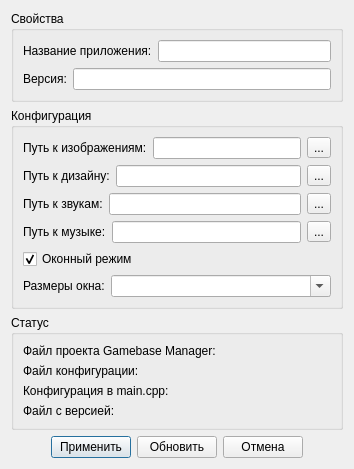
Above: manager/appconfigurationdialog.ui from TheMrButcher/gamebase_manager before the change. Below: the same form after it.
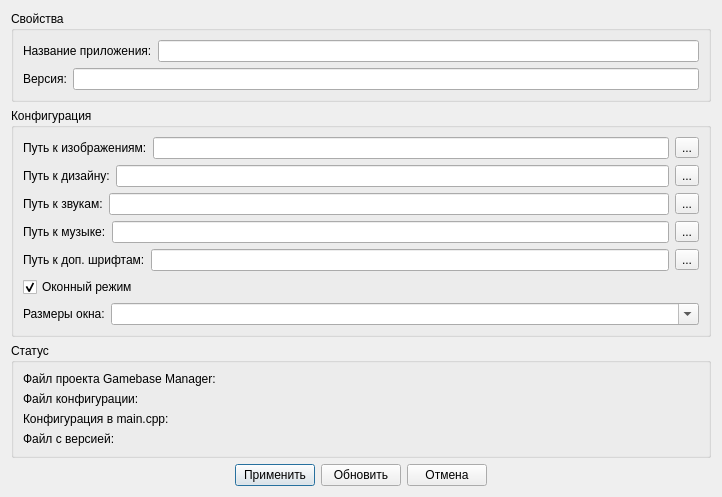
That is the form after the change. Icons and pictures are not drawn.

Commit message:
Added additional fonts path into app config
Closed #75

What changed in the file:
```diff
--- a/manager/appconfigurationdialog.ui
+++ b/manager/appconfigurationdialog.ui
@@ -6,16 +6,10 @@
    <rect>
     <x>0</x>
     <y>0</y>
-    <width>500</width>
-    <height>594</height>
+    <width>700</width>
+    <height>622</height>
    </rect>
   </property>
-  <property name="minimumSize">
-   <size>
-    <width>500</width>
-    <height>500</height>
-   </size>
-  </property>
   <property name="windowTitle">
    <string>Конфигурация приложения</string>
   </property>
@@ -70,6 +64,12 @@
    </item>
    <item>
     <widget class="QGroupBox" name="groupBox">
+     <property name="minimumSize">
+      <size>
+       <width>700</width>
+       <height>0</height>
+      </size>
+     </property>
      <property name="title">
       <string>Конфигурация</string>
      </property>
@@ -226,6 +226,44 @@
         </item>
        </layout>
       </item>
+      <item>
+       <layout class="QHBoxLayout" name="horizontalLayout_14">
+        <item>
+         <widget class="QLabel" name="label_10">
+          <property name="text">
+           <string>Путь к доп. шрифтам:</string>
+          </property>
+         </widget>
+        </item>
+        <item>
+         <widget class="QLineEdit" name="additionalFontsPath">
+          <property name="statusTip">
+           <string>Путь, по которому приложение будет искать изображения</string>
+          </property>
+         </widget>
+        </item>
+        <item>
+         <widget class="QToolButton" name="chooseAdditionalFontsPathButton">
+          <property name="toolTip">
+           <string>Указать путь к изображениям</string>
+          </property>
+          <property name="text">
+           <string>...</string>
+          </property>
+          <property name="icon">
+           <iconset resource="resources.qrc">
+            <normaloff>:/images/icons/Folder.png</normaloff>:/images/icons/Folder.png</iconset>
+          </property>
+          <property name="iconSize">
+           <size>
+            <width>20</width>
+            <height>20</height>
+           </size>
+          </property>
+         </widget>
+        </item>
+       </layout>
+      </item>
       <item>
        <layout class="QHBoxLayout" name="horizontalLayout_7">
         <item>
```
The commit also changes 9 other files.
